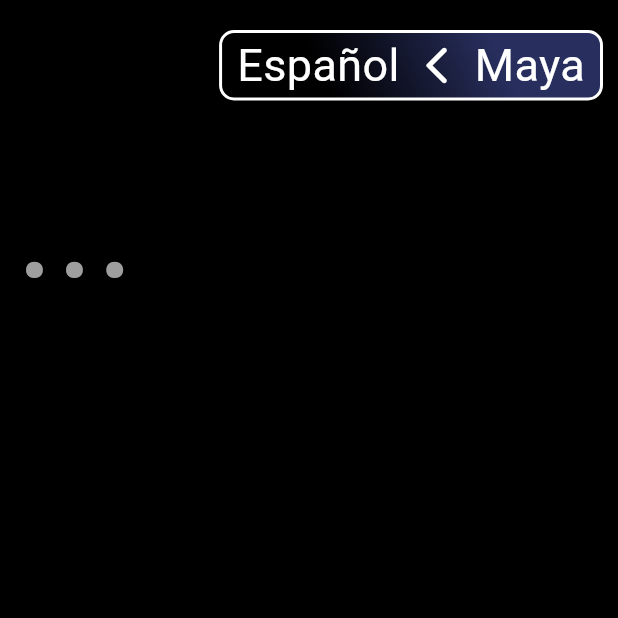
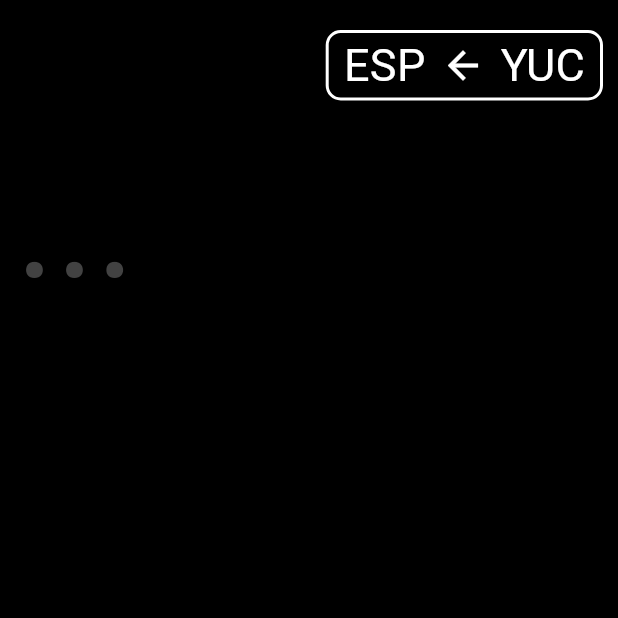
Before and after one commit to KSuntower/yucatec_dictionary_app, a Flutter app: the screen it shows after launch, on a phone screen of 412 x 824 dp, the top half of it. Run offline on Flutter 3.47's test engine with Material 3 defaults, Android fonts, the phone set to English and light mode, and no system bars; our stand-ins replace sqflite; accounts and stored records are empty; Roboto replaces fonts that are missing (Prata).

Commit message:
Fixed back arrow color and gradient.

```diff
--- a/lib/screens/home_screen.dart
+++ b/lib/screens/home_screen.dart
@@ -1,5 +1,4 @@
 import 'package:flutter/material.dart';
-import 'package:flutter/services.dart';
 import 'package:simple_yucatec_dictionary/helpers/database_helper.dart';
 import 'package:sqflite/sqflite.dart';
 import 'package:simple_yucatec_dictionary/screens/word_screen.dart';
@@ -41,31 +40,12 @@ class _HomeScreenState extends State<HomeScreen>
   final bool _languageSwitch = true;
 
   late AnimationController _controller;
-  late Animation<Alignment> _topAlignmentAnimation;
-  late Animation<Alignment> _bottomAlignmentAnimation;
 
   @override
   void initState() {
     super.initState();
     _controller = AnimationController(vsync: this,
         duration: const Duration(seconds: 10));
-
-    _topAlignmentAnimation = TweenSequence<Alignment>(
-        List.generate(4, (i) => TweenSequenceItem<Alignment>(
-          tween: Tween<Alignment>(begin: gradientAnimationPath[i],
-              end: gradientAnimationPath[(i + 1) % 4]),
-          weight: pathTime[i],
-        ))
-    ).animate(_controller);
-
-    _bottomAlignmentAnimation = TweenSequence<Alignment>(
-        List.generate(4, (i) => TweenSequenceItem<Alignment>(
-          tween: Tween<Alignment>(
-              begin: gradientAnimationPath[(i + 2) % 4],
-              end: gradientAnimationPath[(i + 3) % 4]),
-          weight: pathTime[i],
-        ))
-    ).animate(_controller);
 
     _controller.repeat();
   }
@@ -91,6 +71,15 @@ class _HomeScreenState extends State<HomeScreen>
       results = res;
     });
   }
+  void switchLanguage() {
+    if (!_languageSwitch) {
+      return;
+    }
+    setState(() {
+      modeIndex = 1 -modeIndex;
+      _first = !_first;
+    });
+  }
   @override
   Widget build(BuildContext context) {
     return Scaffold(
@@ -103,16 +92,7 @@ class _HomeScreenState extends State<HomeScreen>
       body: Column(
         children: [
           GestureDetector(
-            onTap: (){
-              if (!_languageSwitch) {
-                return;
-              }
-              debugPrint("pressed");
-              setState(() {
-                modeIndex = 1 -modeIndex;
-                _first = !_first;
-              });
-            },
+            onTap: null,
             child: languageSwitchWidget(),
           ),
           Padding(
@@ -159,7 +139,7 @@ class _HomeScreenState extends State<HomeScreen>
               // inputFormatters: [UpperCaseTextFormatter()],
               decoration: InputDecoration(
                 hintStyle: TextStyle(
-                  color: _textFocus? const Color(0xff282F5E) : Colors.grey,
+                  color: _textFocus? Colors.white : Colors.grey.shade800,
                 ),
                 hintText: "...",
                 border: InputBorder.none,
@@ -195,14 +175,6 @@ class _HomeScreenState extends State<HomeScreen>
                     width: 2.0
                 ),
                 borderRadius: BorderRadius.circular(10.0),
-                gradient: LinearGradient(
-                  colors: const [
-                    Color(0xff000000),
-                    Color(0xff282F5E),
-                  ],
-                  begin: _topAlignmentAnimation.value,
-                  end: _bottomAlignmentAnimation.value,
-                ),
               ),
               child: Padding(
                 padding: const EdgeInsets.symmetric(horizontal: 10.0),
@@ -211,18 +183,18 @@ class _HomeScreenState extends State<HomeScreen>
                   // mainAxisAlignment: MainAxisAlignment.center,
                   // crossAxisAlignment: CrossAxisAlignment.center,
                   children: [
-                    const Text("Español", style: TextStyle(fontSize: 30.0, color: Colors.white),),
+                    const Text("ESP", style: TextStyle(fontSize: 30.0, color: Colors.white),),
                     Padding(
                         padding: const EdgeInsets.only(right: 10.0, left: 10.0),
                         child: AnimatedCrossFade(
-                            firstChild: const Icon(Icons.arrow_back_ios_rounded,
+                            firstChild: const Icon(Icons.arrow_back,
                               size: 30.0, color: Colors.white,),
-                            secondChild: const Icon(Icons.arrow_forward_ios_rounded,
+                            secondChild: const Icon(Icons.arrow_forward,
                               size: 30.0, color: Colors.white,),
                             crossFadeState: _first ? CrossFadeState.showFirst : CrossFadeState.showSecond,
                             duration: Duration(milliseconds: animationSpeed))
                     ),
-                    const Text("Maya", style: TextStyle(fontSize: 30.0, color: Colors.white),),
+                    const Text("YUC", style: TextStyle(fontSize: 30.0, color: Colors.white),),
                   ],
                 ),
               ),
--- a/lib/screens/word_screen.dart
+++ b/lib/screens/word_screen.dart
@@ -4,6 +4,7 @@ import 'package:simple_yucatec_dictionary/helpers/entry_class.dart';
 class EntryScreen extends StatelessWidget {
   const EntryScreen({super.key, required this.entry});
   final Entry entry;
+
   @override
   Widget build(BuildContext context) {
     final iconCategoryList = [
@@ -40,6 +41,9 @@ class EntryScreen extends StatelessWidget {
     return Scaffold(
       backgroundColor: Colors.black,
       appBar: AppBar(
+        iconTheme: const IconThemeData(
+          color: Colors.white,
+        ),
         backgroundColor: Colors.transparent,
         elevation: 0,
       ),
```
